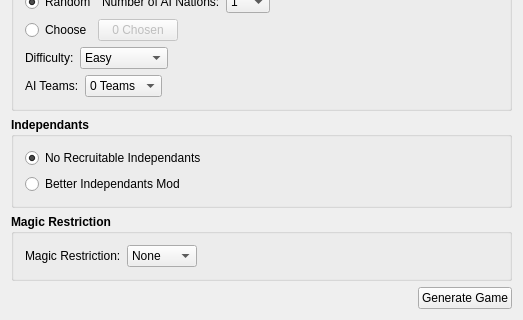
First picture: the form in dom3ai.ui, repository larzm42/Dom-3-AI, before the edit; both pictures show x 0 to 523 and y 372 to 692 of the 523 by 692 pixel window.
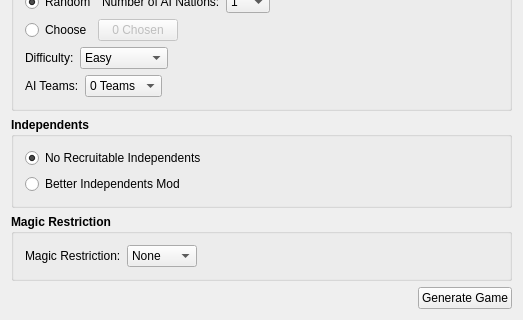
Second picture: the form after the edit. Icons and pictures are not drawn.

The edit to the form file:
```diff
--- a/dom3ai.ui
+++ b/dom3ai.ui
@@ -665,7 +665,7 @@
       </font>
      </property>
      <property name="title">
-      <string>Independants</string>
+      <string>Independents</string>
      </property>
      <layout class="QVBoxLayout" name="verticalLayout_4">
       <item>
@@ -679,7 +679,7 @@
            </font>
           </property>
           <property name="text">
-           <string>No Recruitable Independants</string>
+           <string>No Recruitable Independents</string>
           </property>
           <property name="checked">
            <bool>true</bool>
@@ -699,7 +699,7 @@
            </font>
           </property>
           <property name="text">
-           <string>Better Independants Mod</string>
+           <string>Better Independents Mod</string>
           </property>
          </widget>
         </item>
```
